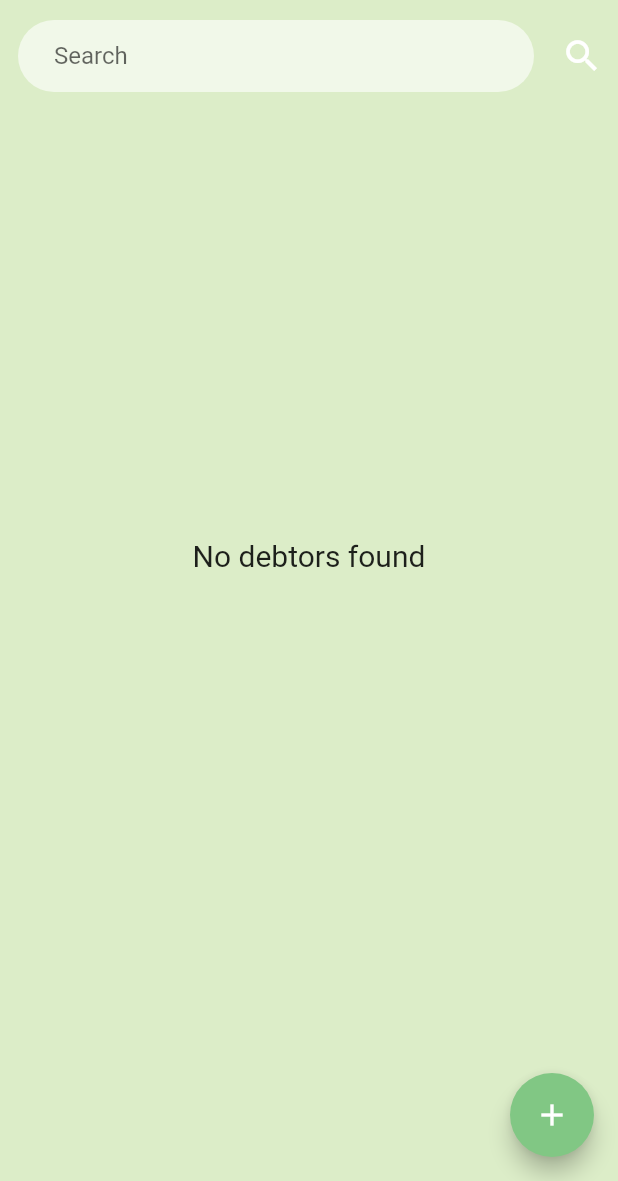
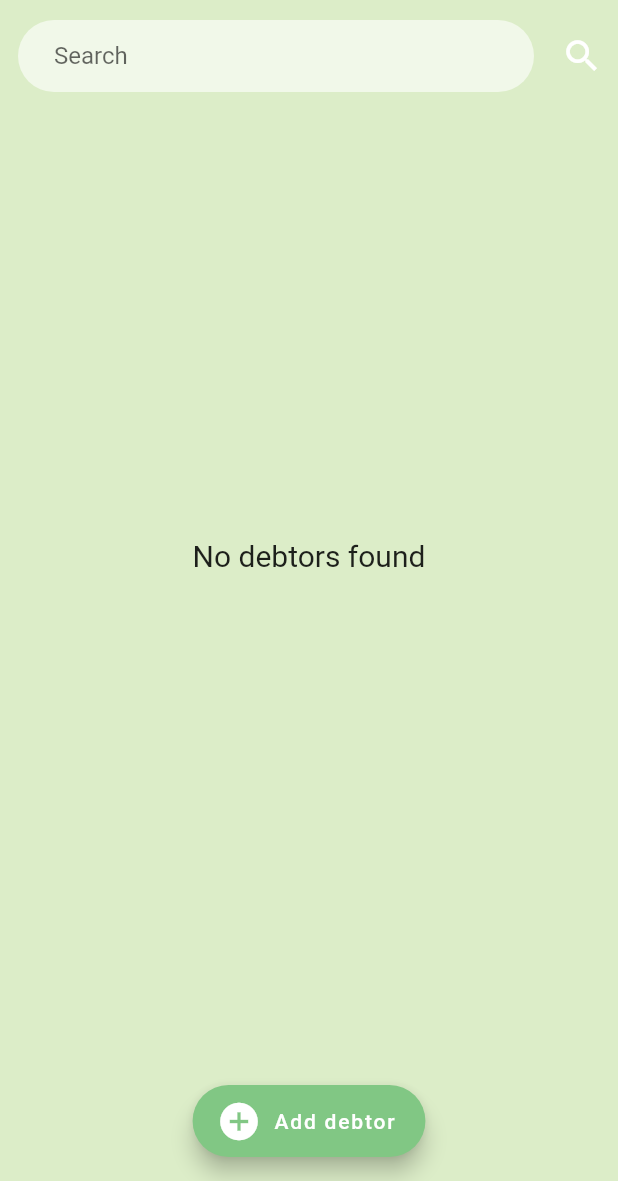
Before and after one commit to musumbidenis/Flutter-tutorials, a Flutter app: the Debtors screen opened directly, on a phone screen of 412 x 824 dp, the part 55-1236 px from its top. Run offline on Flutter 3.47's test engine with Material 2 defaults, Android fonts, the phone set to English and light mode, and no system bars; our stand-ins replace percent_indicator, sqflite; missing offline and left inert: platform_alert_dialog; accounts and stored records are empty.

Commit message:
Modified floating action buttons

```diff
--- a/lib/Screens/debtors.dart
+++ b/lib/Screens/debtors.dart
@@ -318,11 +318,13 @@ class _DebtorsState extends State<Debtors> {
           SizedBox(height: 50.0),
         ],
       ),
-      floatingActionButton: FloatingActionButton(
+      floatingActionButton: FloatingActionButton.extended(
+          label: Text("Add debtor"),
           backgroundColor: Colors.green[300],
           tooltip: 'Add new debtor',
-          child: Icon(
-            Icons.add,
+          icon: Icon(
+            Icons.add_circle,
+            size: 30.0,
           ),
           onPressed: () {
             showDialog<void>(
@@ -419,11 +421,17 @@ class _DebtorsState extends State<Debtors> {
                         }
                       },
                     ),
+                    PlatformDialogAction(
+                        child: Text('CANCEL'),
+                        onPressed: () {
+                          Navigator.of(context).pop();
+                        })
                   ],
                 );
               },
             );
           }),
+      floatingActionButtonLocation: FloatingActionButtonLocation.centerFloat,
     );
   }
 }
```
Also changed, not shown: lib/Screens/debts.dart (+19 -14 lines).
